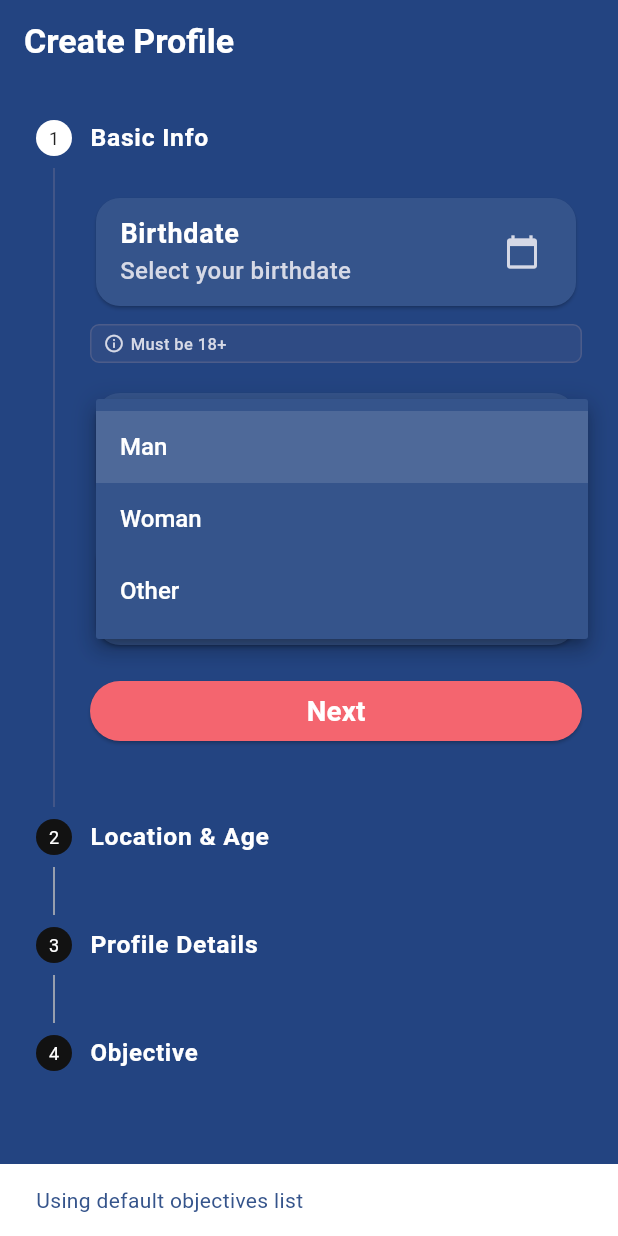
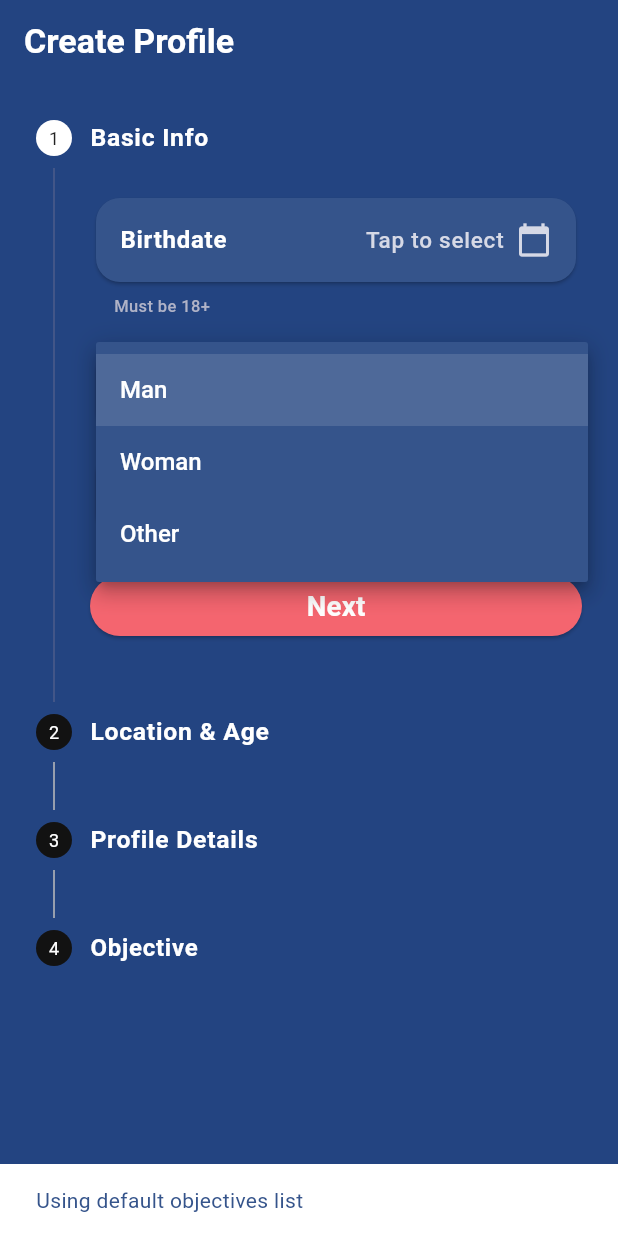
Before and after one commit to manasa-ti/nookly-web, a Flutter app: the ProfileCreationPage screen opened directly, after a tap on "Birthdate", after a tap on "I am", on a phone screen of 412 x 824 dp. Run offline on Flutter 3.47's test engine with Material 3 defaults, Android fonts, the phone set to English and light mode, and no system bars; our stand-ins replace dio, equatable, flutter_bloc, flutter_svg, get_it, google_sign_in and 6 more; missing offline and left inert: agora_rtc_engine; accounts and stored records are empty; network calls fail; Roboto replaces fonts that are missing (Nunito).

Commit message:
more ui changes

```diff
--- a/lib/presentation/pages/profile/profile_creation_page.dart
+++ b/lib/presentation/pages/profile/profile_creation_page.dart
@@ -375,46 +375,40 @@ class _ProfileCreationPageState extends State<ProfileCreationPage> {
                             color: const Color(0xFF35548b),
                             shape: RoundedRectangleBorder(borderRadius: BorderRadius.circular(16)),
                             child: ListTile(
-                              title: const Text('Birthdate', style: TextStyle(fontFamily: 'Nunito', color: Colors.white, fontSize: 18, fontWeight: FontWeight.w600)),
-                              subtitle: Text(
+                              title: const Text('Birthdate', style: TextStyle(fontFamily: 'Nunito', color: Colors.white, fontSize: 16, fontWeight: FontWeight.w600)),
+                              trailing: Row(
+                                mainAxisSize: MainAxisSize.min,
+                                children: [
+                                  Text(
                                     _selectedDate != null
                                         ? DateFormat('MMM dd, yyyy').format(_selectedDate!)
-                                    : 'Select your birthdate',
-                                style: const TextStyle(fontFamily: 'Nunito', color: Color(0xFFD6D9E6), fontSize: 16, fontWeight: FontWeight.w500),
+                                        : 'Tap to select',
+                                    style: const TextStyle(fontFamily: 'Nunito', color: Color(0xFFD6D9E6), fontSize: 15, fontWeight: FontWeight.w500),
                                   ),
-                              trailing: const Icon(Icons.calendar_today, color: Color(0xFFD6D9E6)),
+                                  const SizedBox(width: 8),
+                                  const Icon(Icons.calendar_today, color: Color(0xFFD6D9E6)),
+                                ],
+                              ),
                               onTap: () => _selectDate(context),
+                              dense: true, // More compact
+                              contentPadding: const EdgeInsets.symmetric(horizontal: 16, vertical: 4), // Reduce vertical padding
                             ),
                           ),
-                          const SizedBox(height: 8),
-                          Container(
-                            width: double.infinity,
-                            padding: const EdgeInsets.symmetric(horizontal: 8, vertical: 4),
-                            decoration: BoxDecoration(
-                              color: const Color(0xFF4C5C8A).withValues(alpha: 0.3),
-                              borderRadius: BorderRadius.circular(6),
-                              border: Border.all(color: const Color(0xFF4C5C8A), width: 1),
-                            ),
-                            child: Row(
-                              children: [
-                                const Icon(
-                                  Icons.info_outline,
-                                  color: Color(0xFFD6D9E6),
-                                  size: 14,
-                                ),
-                                const SizedBox(width: 4),
-                                Expanded(
-                                  child: const Text(
+                          const SizedBox(height: 4), // Reduce space after birthdate
+                          Padding(
+                            padding: const EdgeInsets.only(left: 16),
+                            child: Align(
+                              alignment: Alignment.centerLeft,
+                              child: Text(
                                 'Must be 18+',
                                 style: TextStyle(
                                   fontFamily: 'Nunito',
-                                      color: Color(0xFFD6D9E6),
+                                  color: Color(0xFFB0B3C7), // subtle, lighter color
                                   fontSize: 11,
                                   fontWeight: FontWeight.w500,
                                 ),
+                                textAlign: TextAlign.left,
                               ),
-                                ),
-                              ],
                             ),
                           ),
                           const SizedBox(height: 16),
@@ -422,7 +416,7 @@ class _ProfileCreationPageState extends State<ProfileCreationPage> {
                             color: const Color(0xFF35548b),
                             shape: RoundedRectangleBorder(borderRadius: BorderRadius.circular(16)),
                             child: Padding(
-                              padding: const EdgeInsets.symmetric(horizontal: 16, vertical: 8),
+                              padding: const EdgeInsets.symmetric(horizontal: 16, vertical: 4), // Reduce vertical padding
                               child: DropdownButtonFormField<String>(
                                 value: _selectedSex,
                                 style: const TextStyle(color: Colors.white, fontFamily: 'Nunito', fontSize: 16, fontWeight: FontWeight.w500),
@@ -431,7 +425,7 @@ class _ProfileCreationPageState extends State<ProfileCreationPage> {
                                   labelText: 'I am',
                                   labelStyle: TextStyle(color: Color(0xFFD6D9E6), fontFamily: 'Nunito', fontSize: 16, fontWeight: FontWeight.w500),
                                   border: InputBorder.none,
-                                  contentPadding: EdgeInsets.symmetric(vertical: 8),
+                                  contentPadding: EdgeInsets.symmetric(vertical: 4), // Reduce vertical padding
                                 ),
                                 items: _sexOptions.map((String value) {
                                   return DropdownMenuItem<String>(
@@ -456,12 +450,12 @@ class _ProfileCreationPageState extends State<ProfileCreationPage> {
                               ),
                             ),
                           ),
-                          const SizedBox(height: 16),
+                          const SizedBox(height: 4), // Reduce space after gender
                           Card(
                             color: const Color(0xFF35548b),
                             shape: RoundedRectangleBorder(borderRadius: BorderRadius.circular(16)),
                             child: Padding(
-                              padding: const EdgeInsets.symmetric(horizontal: 16, vertical: 8),
+                              padding: const EdgeInsets.symmetric(horizontal: 16, vertical: 4), // Reduce vertical padding
                               child: DropdownButtonFormField<String>(
                                 value: _selectedWishToFind,
                                 style: const TextStyle(color: Colors.white, fontFamily: 'Nunito', fontSize: 16, fontWeight: FontWeight.w500),
@@ -470,7 +464,7 @@ class _ProfileCreationPageState extends State<ProfileCreationPage> {
                                   labelText: 'I want to find',
                                   labelStyle: TextStyle(color: Color(0xFFD6D9E6), fontFamily: 'Nunito', fontSize: 16, fontWeight: FontWeight.w500),
                                   border: InputBorder.none,
-                                  contentPadding: EdgeInsets.symmetric(vertical: 8),
+                                  contentPadding: EdgeInsets.symmetric(vertical: 4), // Reduce vertical padding
                                 ),
                                 items: _wishToFindOptions.map((String value) {
                                   return DropdownMenuItem<String>(
@@ -497,6 +491,7 @@ class _ProfileCreationPageState extends State<ProfileCreationPage> {
                               ),
                             ),
                           ),
+                          const SizedBox(height: 4), // Reduce space after seeking gender
                         ],
                       ),
                       isActive: _currentStep >= 0,
```
Also changed, not shown: lib/presentation/widgets/profile_card.dart (+81 -33 lines). Lines whose indentation alone changed are shown as unchanged.
